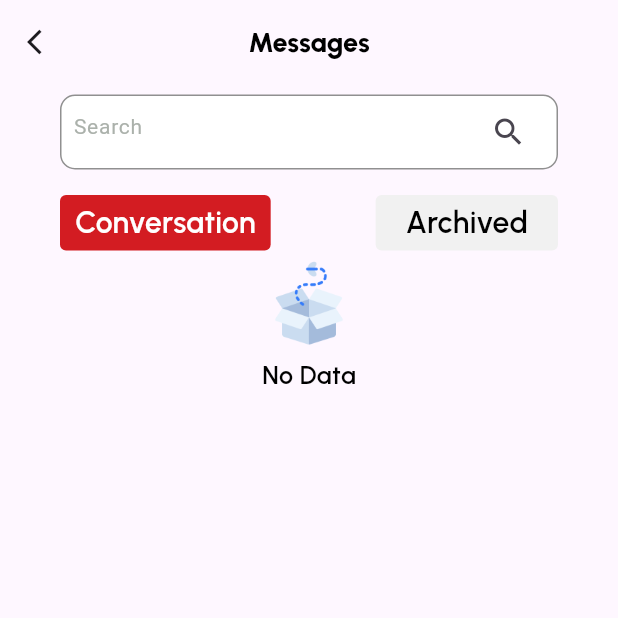
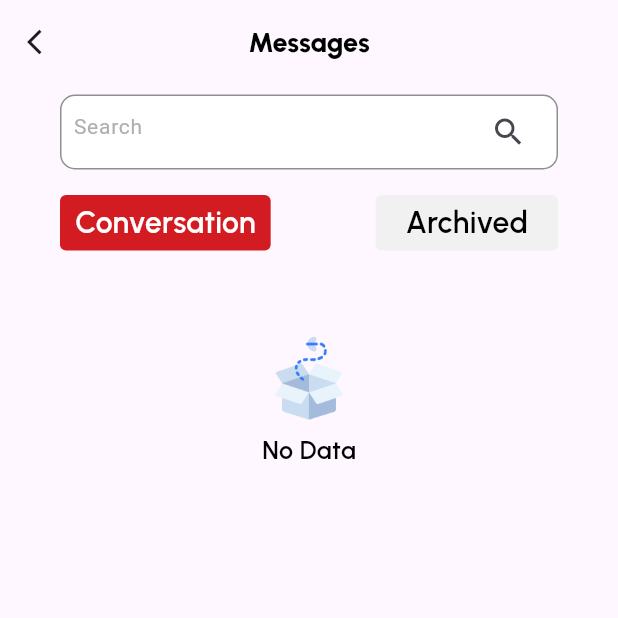
Before and after one commit to bdCalling-Sdt-hub/pet_app_extended, a Flutter app: the ChatListView screen opened directly, after a tap on "Conversation", on a phone screen of 412 x 824 dp, the top half of it. Run offline on Flutter 3.47's test engine with Material 3 defaults, Android fonts, the phone set to English and light mode, and no system bars; our stand-ins replace cached_network_image, connectivity_plus, dotted_border, flutter_dotenv, flutter_screenutil, flutter_svg and 15 more; missing offline and left inert: flutter_phone_direct_caller; accounts and stored records are empty; network calls fail.

Commit message:
some corrections is ongoing

```diff
--- a/lib/views/screens/menu/views/your_pet_view.dart
+++ b/lib/views/screens/menu/views/your_pet_view.dart
@@ -66,7 +66,7 @@ class _YourPetViewState extends State<YourPetView> {
                     crossAxisCount: 2,
                     crossAxisSpacing: 8.0,
                     mainAxisSpacing: 18.0,
-                    mainAxisExtent: 260, // Remove fixed height
+                    mainAxisExtent: 280, // Remove fixed height
                   ),
                   itemBuilder: (context, index) {
                     var petListItems = controller.myPetList[index];
--- a/lib/views/screens/message/chat_list_view.dart
+++ b/lib/views/screens/message/chat_list_view.dart
@@ -149,7 +149,7 @@ class ChatListView extends StatelessWidget {
                         child: CustomLoader(),
                       )
                           : controller.chatActiveUsersList.isEmpty? const SizedBox(
-                        height: 100,
+                        height: 200,
                           child: NoData()
                       ) : Expanded(
                         child: ListView.builder(
@@ -180,7 +180,7 @@ class ChatListView extends StatelessWidget {
                         ),
                       )
                           : controller.chatArchivedUsersList.isEmpty? const SizedBox(
-                          height: 100,
+                          height: 200,
                           child: NoData()
                       ) : Expanded(
                         child: ListView.builder(
--- a/lib/views/screens/message/select_pets_view.dart
+++ b/lib/views/screens/message/select_pets_view.dart
@@ -64,7 +64,7 @@ class _SelectPetsViewState extends State<SelectPetsView> {
                               crossAxisCount: 2,
                               crossAxisSpacing: 8.0,
                               mainAxisSpacing: 18.0,
-                              mainAxisExtent: 260, // Remove fixed height
+                              mainAxisExtent: 280, // Remove fixed height
                             ),
                             itemBuilder: (context, index) {
                               var petListItems = controller.myPetList[index];
```
Also changed, not shown: lib/views/components/person_info_custom_row.dart (+7 -4 lines).
